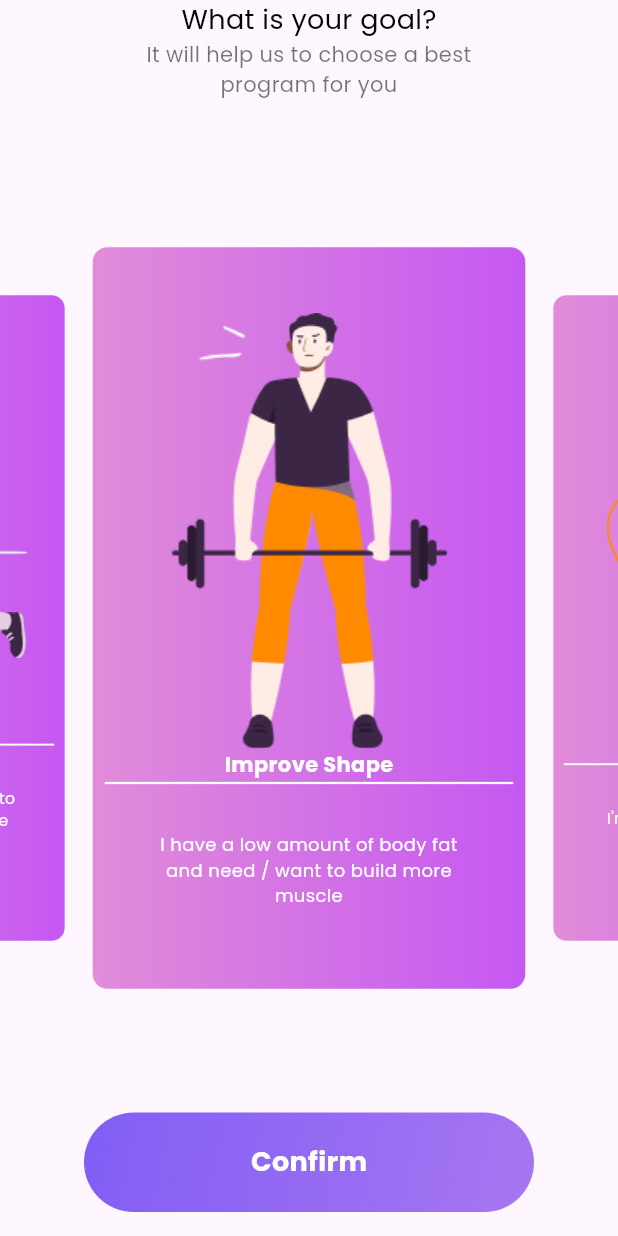
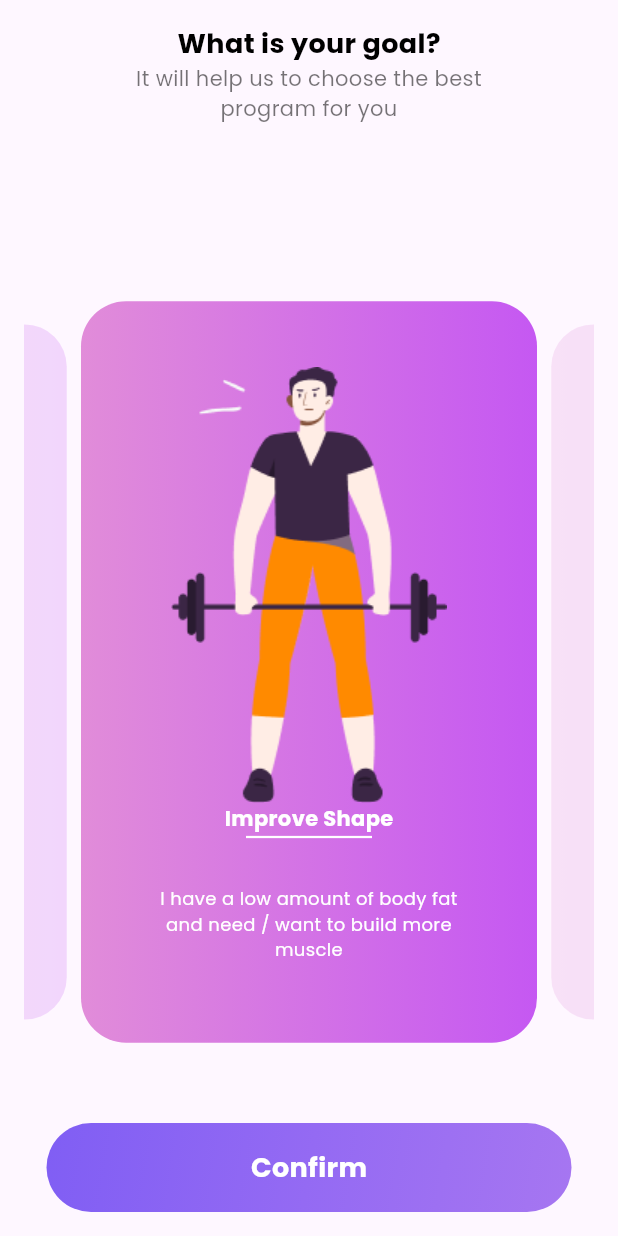
Before and after one commit to Kani-3004/fitness-mobile-app, a Flutter app: the OnboardingOne screen opened directly, after a tap on the "chevron right" icon, on a phone screen of 412 x 824 dp. Run offline on Flutter 3.47's test engine with Material 3 defaults, Android fonts, the phone set to English and light mode, and no system bars; drawn by our look-alikes of carousel_slider; our stand-ins replace google_fonts.

Commit message:
File Save

```diff
--- a/lib/main.dart
+++ b/lib/main.dart
@@ -1,5 +1,3 @@
-import 'package:fitness_mobile_app/screens/register_page.dart';
-import 'package:fitness_mobile_app/screens/onboarding_one.dart';
 import 'package:fitness_mobile_app/screens/welcome_screen_two.dart';
 import 'package:flutter/material.dart';
 import 'package:google_fonts/google_fonts.dart';
--- a/lib/screens/onboarding_one.dart
+++ b/lib/screens/onboarding_one.dart
@@ -17,7 +17,8 @@ class _OnboardingOneState extends State<OnboardingOne> {
     return Scaffold(
       backgroundColor: Colors.white,
       body: Column(
-        crossAxisAlignment: CrossAxisAlignment.center,
+        // mainAxisAlignment: MainAxisAlignment.start,
+        // crossAxisAlignment: CrossAxisAlignment.center,
         children: [
           Stack(
             children: [
@@ -60,12 +61,18 @@ class _OnboardingOneState extends State<OnboardingOne> {
           Spacer(flex: 1),
 
           // Text
-          Text(
-            'Track Your Goal',
-            style: TextStyle(
-              fontSize: 26,
-              fontWeight: FontWeight.bold,
-              color: Colors.black,
+          Padding(
+            padding: const EdgeInsets.all(20.0),
+            child: Align(
+              alignment: Alignment.topLeft,
+              child: Text(
+                'Track Your Goal',
+                style: TextStyle(
+                  fontSize: 26,
+                  fontWeight: FontWeight.bold,
+                  color: Colors.black,
+                ),
+              ),
             ),
           ),
 
@@ -75,7 +82,7 @@ class _OnboardingOneState extends State<OnboardingOne> {
             padding: EdgeInsets.symmetric(horizontal: 20.0),
             child: Text(
               "Don't worry if you have trouble determining your goals. We can help you determine your goals and track them.",
-              textAlign: TextAlign.center,
+              textAlign: TextAlign.start,
               style: TextStyle(
                 fontSize: 16,
                 color: Colors.black,
--- a/lib/screens/register_page.dart
+++ b/lib/screens/register_page.dart
@@ -1,6 +1,6 @@
-import 'package:fitness_mobile_app/widgets/register_page_widget.dart';
 import 'package:flutter/material.dart';
 import 'package:carousel_slider/carousel_slider.dart';
+import 'package:fitness_mobile_app/widgets/register_page_widget.dart';
 
 class RegisterPage extends StatefulWidget {
   const RegisterPage({super.key});
@@ -10,28 +10,31 @@ class RegisterPage extends StatefulWidget {
 }
 
 class _RegisterPageState extends State<RegisterPage> {
-  final myItems = [
+  int currentIndex = 0;
+
+  final List<Widget> myItems = [
     RegisterPageWidget(
       imagePath: 'assets/images/improve_shape.png',
       heading: 'Improve Shape',
       content: 'I have a low amount of body fat'
           '\nand need / want to build more'
-            '\nmuscle'),
+          '\nmuscle',
+    ),
     RegisterPageWidget(
       imagePath: 'assets/images/lean_tone.png',
       heading: 'Lean & Tone',
       content: "I'm \"skinny fat\", look thin but have"
-            '\nno shape. I want to add learn'
-            '\nmuscle in the right way'),
+          '\nno shape. I want to add lean'
+          '\nmuscle in the right way',
+    ),
     RegisterPageWidget(
       imagePath: 'assets/images/lose_fat.png',
-        heading: 'Lose a Fat',
+      heading: 'Lose Fat',
       content: 'I have over 20 lbs to lose, I want to'
           '\ndrop all this fat and gain muscle'
-            '\nmass'),
+          '\nmass',
+    ),
   ];
-
-  int currentIndex = 0;
 
   @override
   Widget build(BuildContext context) {
@@ -39,10 +42,13 @@ class _RegisterPageState extends State<RegisterPage> {
 
     return SafeArea(
       child: Scaffold(
-          body: Column(
+        body: Padding(
+          padding: const EdgeInsets.all(16.0),
+          child: Column(
             children: [
               SizedBox(
                 height: screenHeight * 0.2,
+                // Heading Text
                 child: Center(
                   child: Column(
                     children: [
@@ -51,11 +57,12 @@ class _RegisterPageState extends State<RegisterPage> {
                         style: TextStyle(
                           color: Colors.black,
                           fontSize: 18,
+                          fontWeight: FontWeight.bold,
                         ),
                       ),
                       Text(
                         textAlign: TextAlign.center,
-                    'It will help us to choose a best \nprogram for you',
+                        'It will help us to choose the best \nprogram for you',
                         style: TextStyle(
                           color: Colors.black54,
                           fontSize: 14,
@@ -65,47 +72,58 @@ class _RegisterPageState extends State<RegisterPage> {
                   ),
                 ),
               ),
-          SingleChildScrollView(
-            child: Column(
-              children: [
+              SizedBox(height: 20),
+
+              /// Carousel
               CarouselSlider(
                 options: CarouselOptions(
-                    enlargeFactor: 0.3,
+                  enlargeFactor: 0.2,
                   enlargeCenterPage: true,
-                    viewportFraction: 0.7,
+                  viewportFraction: 0.8,
                   autoPlay: false,
                   height: screenHeight * 0.6,
-                    // autoPlayCurve: Curves.fastOutSlowIn,
-                    // autoPlayAnimationDuration: Duration(milliseconds: 500),
-                    // autoPlayInterval: Duration(seconds: 2),
                   onPageChanged: (index, reason) {
                     setState(() {
                       currentIndex = index;
                     });
                   },
                 ),
-                  items: myItems,
-                )
-              ],
+                items: myItems.asMap().entries.map((entry) {
+                  int index = entry.key;
+                  bool isCenter = index == currentIndex;
+
+                  return AnimatedOpacity(
+                    duration: Duration(milliseconds: 300),
+                    opacity: isCenter ? 1.0 : 0.2,
+                    child: entry.value,
+                  );
+                }).toList(),
               ),
-          ),
+
               Spacer(),
+
+              // Confirm button
               SizedBox(
-            height: screenHeight * 0.1,
-            child: Padding(
-              padding: const EdgeInsets.only(bottom: 16.0),
+                height: screenHeight * 0.072,
                 child: InkWell(
-                onTap: () {},
+                  onTap: () {
+                    // Action on confirm tap
+                  },
                   child: Container(
-                  width: 300,
-                  height: 50,
+                    width: 350,
+                    height: 25,
                     decoration: BoxDecoration(
-                      gradient: LinearGradient(colors: [
+                      gradient: LinearGradient(
+                        colors: [
                           Color(0xff805EF4),
                           Color(0xff946AF3),
                           Color(0xffA676F1),
-                      ], begin: Alignment.topLeft, end: Alignment.bottomRight),
-                      borderRadius: BorderRadius.circular(50)),
+                        ],
+                        begin: Alignment.topLeft,
+                        end: Alignment.bottomRight,
+                      ),
+                      borderRadius: BorderRadius.circular(50),
+                    ),
                     child: Padding(
                       padding: const EdgeInsets.all(8.0),
                       child: Align(
@@ -115,7 +133,7 @@ class _RegisterPageState extends State<RegisterPage> {
                           style: TextStyle(
                             color: Colors.white,
                             fontSize: 18,
-                            fontWeight: FontWeight.bold),
+                            fontWeight: FontWeight.bold,
                           ),
                         ),
                       ),
@@ -124,7 +142,9 @@ class _RegisterPageState extends State<RegisterPage> {
                 ),
               )
             ],
-      )),
+          ),
+        ),
+      ),
     );
   }
 }
--- a/lib/screens/welcome_screen_two.dart
+++ b/lib/screens/welcome_screen_two.dart
@@ -22,8 +22,8 @@ class _WelcomeScreenTwoState extends State<WelcomeScreenTwo> {
           Color(0xff946AF3),
           Color(0xffA676F1),
         ],
-        richTextColor: Color(0xff805EF4),
-        textColor: Color(0xffCAC9D3)
+        richTextColor: Colors.white,
+        textColor: Colors.white
       ),
     );
   }
--- a/lib/widgets/register_page_widget.dart
+++ b/lib/widgets/register_page_widget.dart
@@ -25,7 +25,7 @@ class _RegisterPageWidgetState extends State<RegisterPageWidget> {
               colors: [Color(0xffC558F2), Color(0xffE18CD9)],
               begin: Alignment.centerRight,
               end: Alignment.centerLeft),
-          borderRadius: BorderRadius.circular(10)),
+          borderRadius: BorderRadius.circular(30)),
       child: Column(
         mainAxisAlignment: MainAxisAlignment.center,
         children: [
@@ -42,7 +42,7 @@ class _RegisterPageWidgetState extends State<RegisterPageWidget> {
                       fontWeight: FontWeight.bold),
                 ),
                 Padding(
-                  padding: EdgeInsets.symmetric(horizontal: 8.0),
+                  padding: EdgeInsets.symmetric(horizontal: 110.0),
                   child: Divider(
                     color: Colors.white,
                     thickness: 1.5,
--- a/pubspec.yaml
+++ b/pubspec.yaml
@@ -26,10 +26,16 @@ dependencies:
   carousel_slider: ^5.0.0
   favicon: ^1.1.2
   font_awesome_flutter: ^10.8.0
+  flutter_launcher_icons: ^0.14.3
 
 dev_dependencies:
   flutter_test:
     sdk: flutter
+
+flutter_launcher_icons:
+  android: "launcher_icon"
+  ios: true
+  image_path: "assets/images/barbell.png"
 
   # The "flutter_lints" package below contains a set of recommended lints to
   # encourage good coding practices. The lint set provided by the package is
```
Also changed, not shown: lib/widgets/welcome_screen_widget.dart (+7 -7 lines), assets/images/barbell.png (added), pubspec.lock, 31 other files. Lines whose indentation alone changed are shown as unchanged.
